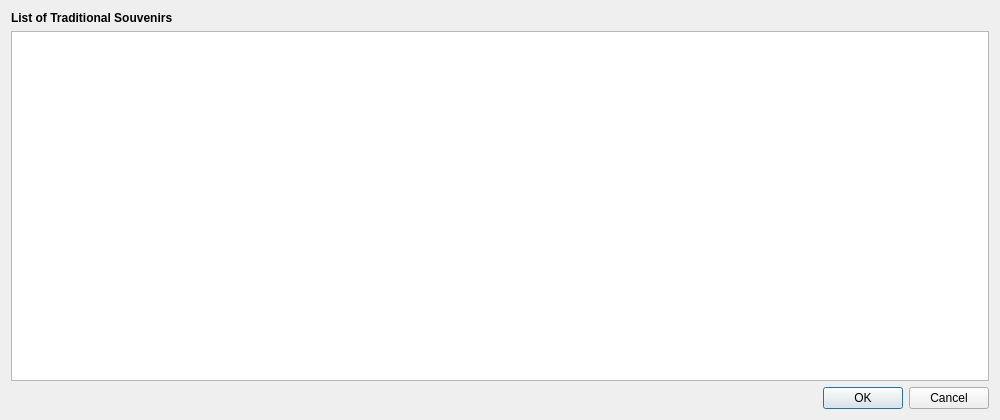
This is listsouvenirs.ui in bbisuna0/CS1D-College-Tour as Qt 5 draws it before an edit. The edited form follows.
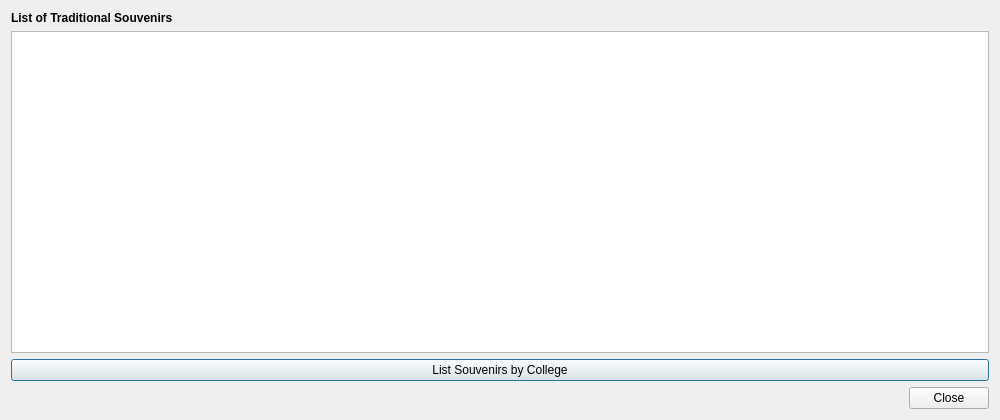
This is the edited form. Custom widgets are drawn as their Qt base class.

```diff
--- a/listsouvenirs.ui
+++ b/listsouvenirs.ui
@@ -41,13 +41,20 @@
    <item>
     <widget class="MergedTableView" name="tableView"/>
    </item>
+   <item>
+    <widget class="QPushButton" name="pushButton">
+     <property name="text">
+      <string>List Souvenirs by College</string>
+     </property>
+    </widget>
+   </item>
    <item>
     <widget class="QDialogButtonBox" name="buttonBox">
      <property name="orientation">
       <enum>Qt::Orientation::Horizontal</enum>
      </property>
      <property name="standardButtons">
-      <set>QDialogButtonBox::StandardButton::Cancel|QDialogButtonBox::StandardButton::Ok</set>
+      <set>QDialogButtonBox::StandardButton::Close</set>
      </property>
     </widget>
    </item>
```
